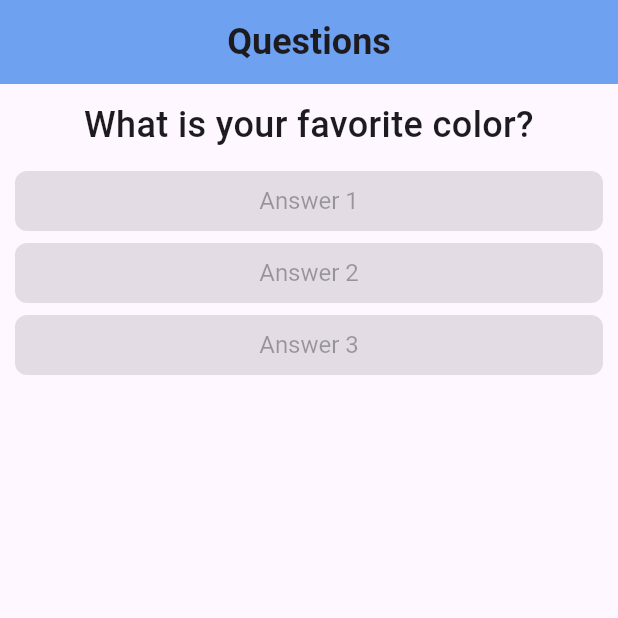
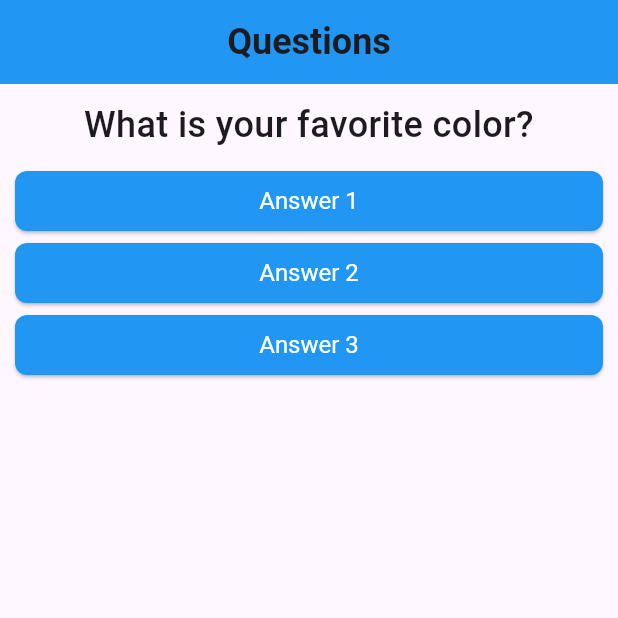
Before and after one commit to joseferreira-dev/project_questions_app, a Flutter app: the screen it shows after launch, on a phone screen of 412 x 824 dp, the top half of it. Run offline on Flutter 3.47's test engine with Material 3 defaults, Android fonts, the phone set to English and light mode, and no system bars.

```diff
--- a/lib/answer.dart
+++ b/lib/answer.dart
@@ -2,8 +2,9 @@ import 'package:flutter/material.dart';
 
 class Answer extends StatelessWidget {
   final String text;
+  final void Function() onSelected;
 
-  const Answer(this.text, {super.key});
+  const Answer(this.text, this.onSelected, {super.key});
 
   @override
   Widget build(BuildContext context) {
@@ -11,6 +12,7 @@ class Answer extends StatelessWidget {
       width: double.infinity,
       margin: EdgeInsets.fromLTRB(10, 0, 10, 0),
       child: ElevatedButton(
+        onPressed: onSelected,
         style: ElevatedButton.styleFrom(
           foregroundColor: Colors.white,
           backgroundColor: Colors.blue,
@@ -20,7 +22,6 @@ class Answer extends StatelessWidget {
             borderRadius: BorderRadius.circular(8),
           ),
         ),
-        onPressed: null,
         child: Text(text),
       ),
     );
--- a/lib/main.dart
+++ b/lib/main.dart
@@ -40,14 +40,14 @@ class _QuestionsAppState extends State<QuestionsApp> {
               textAlign: TextAlign.center,
             ),
           ),
-          backgroundColor: const Color.fromARGB(255, 110, 162, 241),
+          backgroundColor: Colors.blue,
         ),
         body: Column(
           children: [
             Question(questions[_selectedQuestion]),
-            const Answer('Answer 1'),
-            const Answer('Answer 2'),
-            const Answer('Answer 3'),
+            Answer('Answer 1', _answer),
+            Answer('Answer 2', _answer),
+            Answer('Answer 3', _answer),
           ],
         ),
       ),
@@ -58,6 +58,5 @@ class _QuestionsAppState extends State<QuestionsApp> {
     setState(() {
       _selectedQuestion++;
     });
-    print(_selectedQuestion);
   }
 }
```
